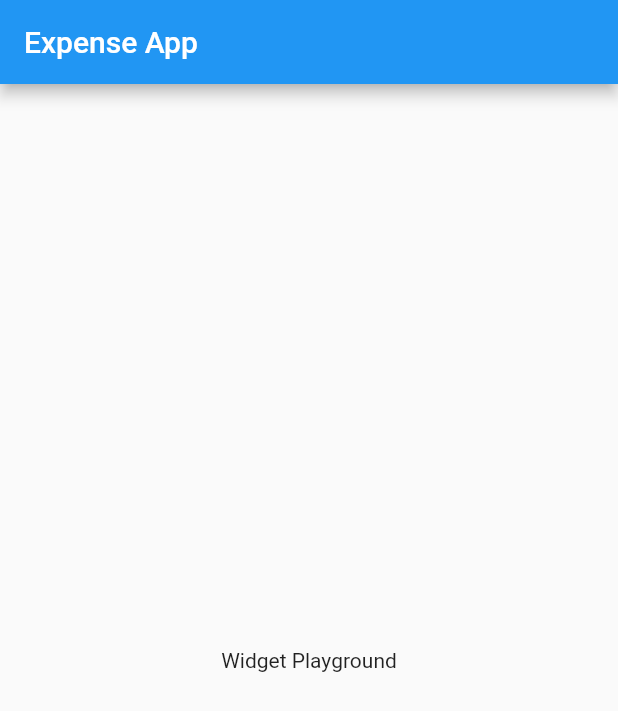
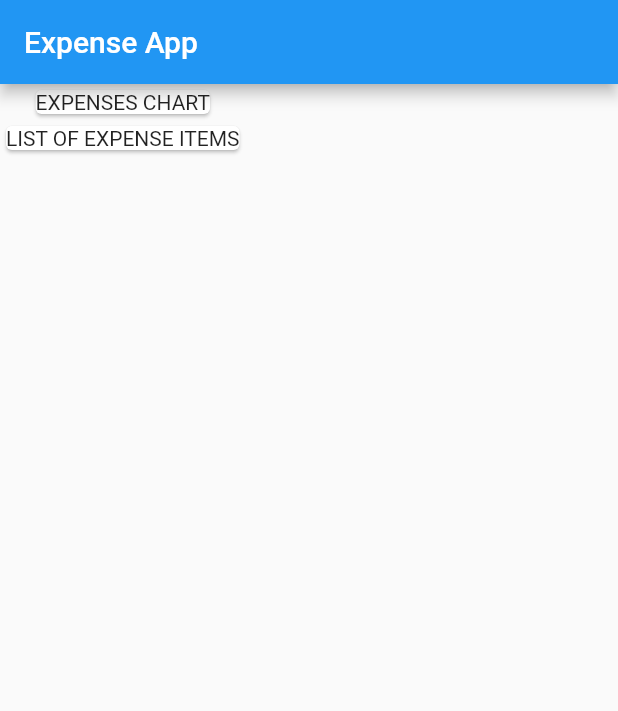
Before and after one commit to tr-stan/flutter_expense_app, a Flutter app: the screen it shows after launch, on a phone screen of 412 x 824 dp. Shown: the top 711 px of the screen. Run offline on Flutter 3.47's test engine with Material 2 defaults, Android fonts, the phone set to English and light mode, and no system bars.

Commit message:
adds basic widget structure using cards and placeholder text

```diff
--- a/lib/main.dart
+++ b/lib/main.dart
@@ -20,8 +20,15 @@ class MyHomePage extends StatelessWidget {
       appBar: AppBar(
         title: Text('Expense App'),
       ),
-      body: Center(
-        child: Text('Widget Playground'),
+      body: Column(
+        children: <Widget>[
+          Card(
+            child: Text('EXPENSES CHART'),
+          ),
+          Card(
+            child: Text('LIST OF EXPENSE ITEMS'),
+          )
+        ],
       ),
     );
   }
```
